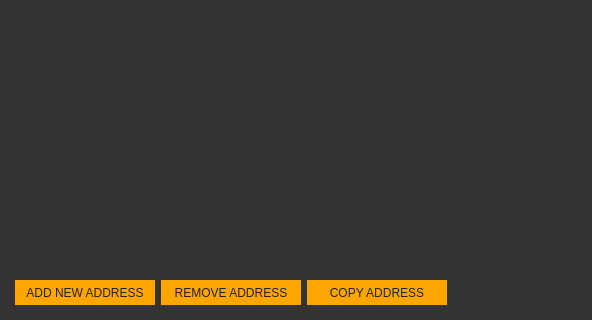
Before: the Qt Designer form src/gui/ui/addressbookframe.ui in ConcealNetwork/conceal-desktop, drawn with Qt 5; both pictures show x 0 to 592 and y 366 to 686 of the 800 by 686 pixel window.
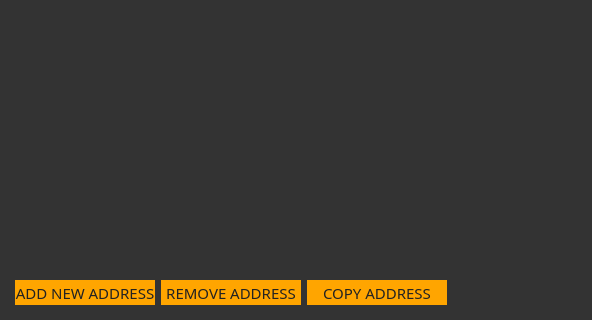
After: the same form once the commit is applied.

```diff
--- a/src/gui/ui/addressbookframe.ui
+++ b/src/gui/ui/addressbookframe.ui
@@ -148,8 +148,8 @@
        </property>
        <property name="font">
         <font>
-         <family>Arial</family>
-         <pointsize>9</pointsize>
+         <family>Oswald</family>
+         <pointsize>11</pointsize>
         </font>
        </property>
        <property name="styleSheet">
@@ -179,8 +179,8 @@
        </property>
        <property name="font">
         <font>
-         <family>Arial</family>
-         <pointsize>9</pointsize>
+         <family>Oswald</family>
+         <pointsize>11</pointsize>
         </font>
        </property>
        <property name="styleSheet">
@@ -210,8 +210,8 @@
        </property>
        <property name="font">
         <font>
-         <family>Arial</family>
-         <pointsize>9</pointsize>
+         <family>Oswald</family>
+         <pointsize>11</pointsize>
         </font>
        </property>
        <property name="styleSheet">
```
